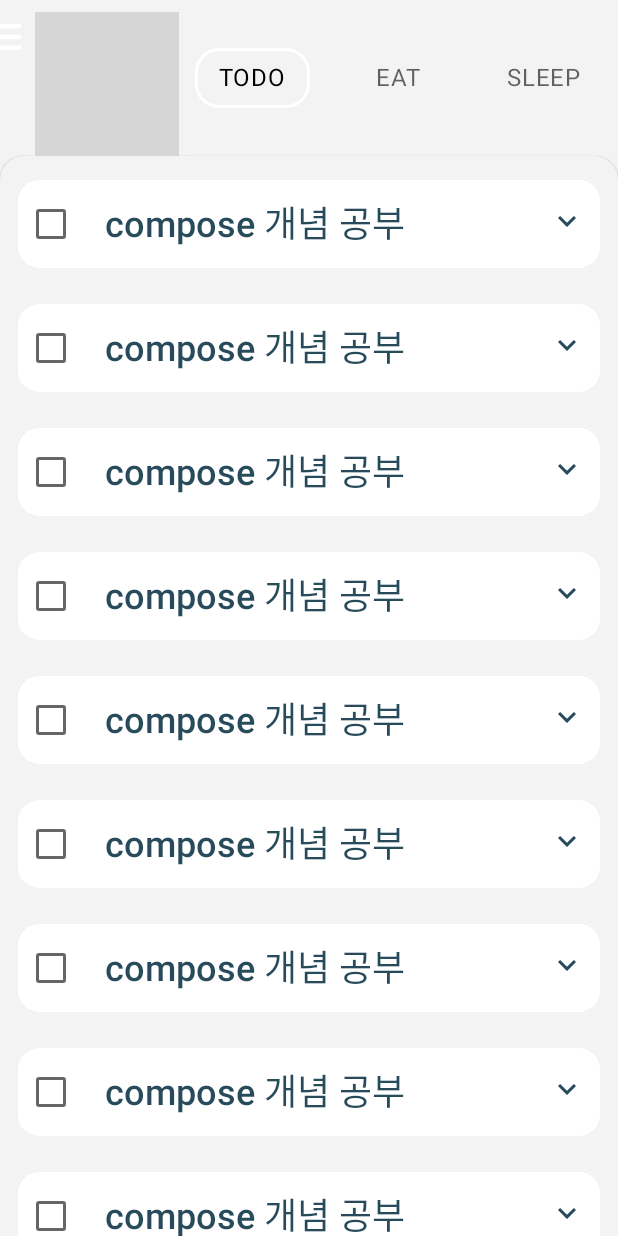
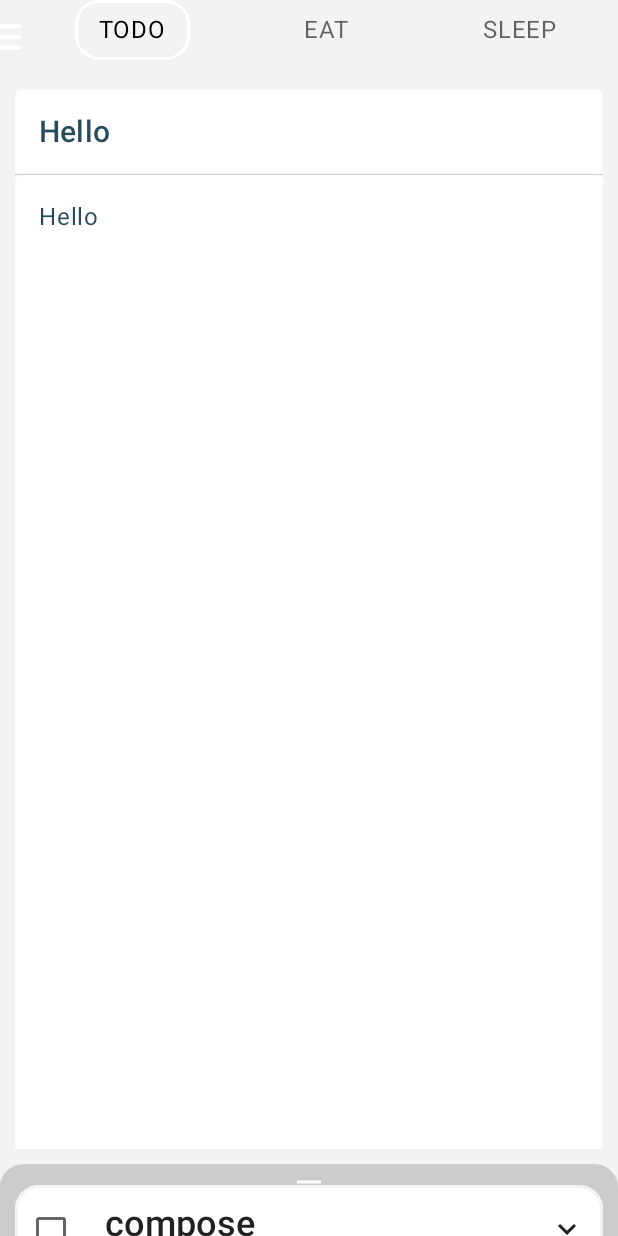
Before and after one commit to oPONYOo/ToDoList, an Android app built with Jetpack Compose: the composable CardContent shown on its own in the app's theme, on a phone screen of 412 x 824 dp. Run offline under Robolectric (Android 15) with nearby library versions, the phone set to English and light mode, and no system bars; our stand-ins replace accompanist; 2 statements that could not run were skipped; grey boxes are pictures that could not be loaded.

Commit message:
2022.02.03.목 - TODOList TextField UI구성

```diff
--- a/app/build.gradle.kts
+++ b/app/build.gradle.kts
@@ -195,6 +195,7 @@ dependencies {
     // If using insets-ui
     implementation ("com.google.accompanist:accompanist-insets-ui:0.24.1-alpha")
 
+
 }
 
 apply(mapOf("plugin" to "com.google.firebase.crashlytics"))
--- a/app/src/main/java/com/example/todolist/MainActivity.kt
+++ b/app/src/main/java/com/example/todolist/MainActivity.kt
@@ -9,6 +9,7 @@ import androidx.compose.animation.animateContentSize
 import androidx.compose.animation.core.*
 import androidx.compose.animation.splineBasedDecay
 import androidx.compose.foundation.BorderStroke
+import androidx.compose.foundation.Image
 import androidx.compose.foundation.background
 import androidx.compose.foundation.border
 import androidx.compose.foundation.gestures.awaitFirstDown
@@ -22,37 +23,38 @@ import androidx.compose.material.icons.Icons
 import androidx.compose.material.icons.filled.ExpandLess
 import androidx.compose.material.icons.filled.ExpandMore
 import androidx.compose.runtime.*
-import androidx.compose.runtime.saveable.rememberSaveable
-import androidx.compose.ui.Alignment
 import androidx.compose.ui.Modifier
 import androidx.compose.ui.composed
 import androidx.compose.ui.draw.alpha
-import androidx.compose.ui.draw.shadow
+import androidx.compose.ui.focus.FocusRequester.Companion.createRefs
 import androidx.compose.ui.graphics.Color
-import androidx.compose.ui.graphics.RectangleShape
 import androidx.compose.ui.input.pointer.consumePositionChange
 import androidx.compose.ui.input.pointer.pointerInput
 import androidx.compose.ui.input.pointer.positionChange
 import androidx.compose.ui.input.pointer.util.VelocityTracker
-import androidx.compose.ui.res.colorResource
+import androidx.compose.ui.res.painterResource
 import androidx.compose.ui.res.stringResource
 import androidx.compose.ui.text.font.FontWeight
+import androidx.compose.ui.text.input.TextFieldValue
 import androidx.compose.ui.tooling.preview.Preview
 import androidx.compose.ui.unit.Dp
 import androidx.compose.ui.unit.IntOffset
 import androidx.compose.ui.unit.dp
-import com.example.todolist.data.TodoThingsModel
+import androidx.constraintlayout.widget.ConstraintLayout
+import com.example.todolist.data.ToDoViewModel
 import com.example.todolist.ui.LandingScreen
 import com.example.todolist.ui.ToDoTabBar
 import com.example.todolist.ui.ToDoTabs
 import com.example.todolist.ui.theme.ToDoListTheme
 import com.example.todolist.ui.theme.gray1
-import com.example.todolist.ui.theme.lime
 import com.google.accompanist.insets.statusBarsPadding
 import kotlinx.coroutines.coroutineScope
 import kotlinx.coroutines.launch
 import kotlin.math.absoluteValue
 import kotlin.math.roundToInt
+import androidx.lifecycle.viewmodel.compose.viewModel
+import com.example.todolist.ui.theme.lime
+
 
 class MainActivity : ComponentActivity() {
     override fun onCreate(savedInstanceState: Bundle?) {
@@ -89,7 +91,8 @@ fun MainScreen() {
             if (it == SplashState.Shown) 0f else 1f
         }
         val contentTopPadding by transition.animateDp(
-            transitionSpec = { spring(stiffness = Spring.StiffnessLow) }, label = "contentTopPadding"
+            transitionSpec = { spring(stiffness = Spring.StiffnessLow) },
+            label = "contentTopPadding"
         ) {
             if (it == SplashState.Shown) 100.dp else 0.dp
         }
@@ -154,7 +157,11 @@ enum class ToDoScreen {
 
 @OptIn(ExperimentalMaterialApi::class)
 @Composable
-private fun CardContent( openDrawer: () -> Unit, modifier: Modifier = Modifier) {
+private fun CardContent(
+    openDrawer: () -> Unit,
+    modifier: Modifier = Modifier,
+//    viewModel: ToDoViewModel= viewModel()
+) {
 
     var tabSelected by remember { mutableStateOf(ToDoScreen.TODO) }
     BackdropScaffold(
@@ -165,18 +172,13 @@ private fun CardContent( openDrawer: () -> Unit, modifier: Modifier = Modifier)
             HomeTabBar(openDrawer, tabSelected, onTabSelected = { tabSelected = it })
         },
         backLayerContent = {
-//            SearchContent(
-//                tabSelected,
-//                viewModel,
-//                onPeopleChanged,
-//                onDateSelectionClicked,
-//                onExploreItemClicked
-//            )
+            EditToDo()
         },
         frontLayerContent = {
+            Image(painterResource(id = R.drawable.ic_baseline_horizontal_rule_24), contentDescription = null, modifier = Modifier.fillMaxWidth())
             when (tabSelected) {
                 ToDoScreen.TODO -> {
-                    val names: List<String> = List(10) { "compose 개념 공부" }
+                    val names: List<String> = List(10) { "compose" }
                     LazyColumn(modifier = Modifier.padding(vertical = 4.dp)) {
                         items(items = names) { name ->
                             TodoList(name)
@@ -220,9 +222,11 @@ private fun TodoList(name: String) {
                 selectAll = checked
             }
         )
-        Column (modifier = Modifier
-            .weight(1f)
-            .padding(12.dp)){
+        Column(
+            modifier = Modifier
+                .weight(1f)
+                .padding(12.dp)
+        ) {
             Text(
                 modifier = Modifier,
                 text = name,
@@ -237,7 +241,7 @@ private fun TodoList(name: String) {
                 )
             }
         }
-        IconButton(onClick = { expanded = !expanded}, modifier = Modifier.padding(0.dp, 5.dp)) {
+        IconButton(onClick = { expanded = !expanded }, modifier = Modifier.padding(0.dp, 5.dp)) {
             Icon(
                 imageVector = if (expanded) Icons.Filled.ExpandLess else Icons.Filled.ExpandMore,
                 contentDescription = if (expanded) {
@@ -250,6 +254,78 @@ private fun TodoList(name: String) {
         }
     }
 }
+
+@Composable
+fun EditToDo() {
+    var text by remember { mutableStateOf("Hello") }
+    Box(
+        modifier = Modifier
+            .fillMaxWidth()
+            .padding(10.dp, 20.dp, 10.dp, 0.dp)
+            .background(Color.White, RoundedCornerShape(16.dp))
+    ) {
+        TextField(
+            value = text,
+            onValueChange = { text = it },
+            modifier = Modifier.fillMaxWidth(),
+            textStyle = MaterialTheme.typography.h6,
+            placeholder = {
+                Text(
+                    text = "제목",
+                    style = MaterialTheme.typography.h6,
+                    fontWeight = FontWeight.ExtraBold,
+                    color = Color.LightGray
+                )
+            },
+            colors = TextFieldDefaults.textFieldColors(
+                cursorColor = Color.LightGray,
+                backgroundColor = Color.White,
+                focusedIndicatorColor = Color.LightGray,
+                unfocusedIndicatorColor = Color.Transparent
+            ),
+
+            maxLines = 2
+
+        )
+
+    }
+
+    Divider(
+        modifier = Modifier
+            .padding(10.dp, 0.dp, 10.dp, 0.dp)
+            .height(0.5.dp),
+        color = Color.LightGray
+    )
+    Box(
+        modifier = Modifier
+            .fillMaxWidth()
+            .padding(10.dp, 0.dp, 10.dp, 10.dp)
+            .background(Color.White, RoundedCornerShape(16.dp))
+    ) {
+        TextField(
+            value = text,
+            onValueChange = { text = it },
+            modifier = Modifier.fillMaxWidth().fillMaxHeight(),
+            textStyle = MaterialTheme.typography.body1,
+            placeholder = {
+                Text(
+                    text = "내용",
+                    style = MaterialTheme.typography.body1,
+                    fontWeight = FontWeight.ExtraBold,
+                    color = Color.LightGray
+                )
+            },
+            colors = TextFieldDefaults.textFieldColors(
+                cursorColor = Color.LightGray,
+                backgroundColor = Color.White,
+                focusedIndicatorColor = Color.LightGray,
+                unfocusedIndicatorColor = Color.Transparent
+            ),
+
+            )
+    }
+}
+
 
 @Composable
 private fun HomeTabBar(
--- a/app/src/main/java/com/example/todolist/data/TodoThingsRepository.kt
+++ b/app/src/main/java/com/example/todolist/data/TodoThingsRepository.kt
@@ -7,4 +7,10 @@ class TodoThingsRepository @Inject constructor(
 ) {
     val todoThings: List<TodoThingsModel> = todoThingsLocalDataSource.todoThings
 
+    fun getToDoThings(mainTxt: String): TodoThingsModel? {
+        return todoThingsLocalDataSource.todoThings.firstOrNull {
+            it.mainTodo == mainTxt
+        }
+    }
+
 }
--- a/app/src/main/java/com/example/todolist/ui/TodoTabs.kt
+++ b/app/src/main/java/com/example/todolist/ui/TodoTabs.kt
@@ -58,10 +58,10 @@ fun ToDoTabBar(
                 contentDescription = stringResource(id = R.string.cd_menu)
             )
             Spacer(Modifier.width(8.dp))
-            Image(
+      /*      Image(
                 painter = painterResource(id = R.drawable.ic_previous_arrow),
                 contentDescription = null
-            )
+            )*/
         }
         children(
             Modifier
--- a/app/src/main/java/com/example/todolist/ui/theme/Theme.kt
+++ b/app/src/main/java/com/example/todolist/ui/theme/Theme.kt
@@ -15,7 +15,7 @@ private val DarkColorPalette = darkColors(
 )
 
 private val LightColorPalette = lightColors(
-    surface = gray1,
+    surface = Color.LightGray,
     onSurface = Color.Black,
     primary = gray1,
     onPrimary = Navy
--- /dev/null
+++ b/app/src/main/res/drawable/ic_baseline_horizontal_rule_24.xml
@@ -0,0 +1,6 @@
+<vector android:height="24dp" android:tint="#FFFFFF"
+    android:viewportHeight="24" android:viewportWidth="24"
+    android:width="24dp" xmlns:android="http://schemas.android.com/apk/res/android">
+    <path android:fillColor="@android:color/white"
+        android:fillType="evenOdd" android:pathData="M4,11h16v2h-16z"/>
+</vector>
```
Also changed, not shown: app/src/main/java/com/example/todolist/data/ToDoViewModel.kt (added, +38 -0 lines), app/src/main/java/com/example/todolist/di/DispatchersModule.kt (added, +22 -0 lines).
